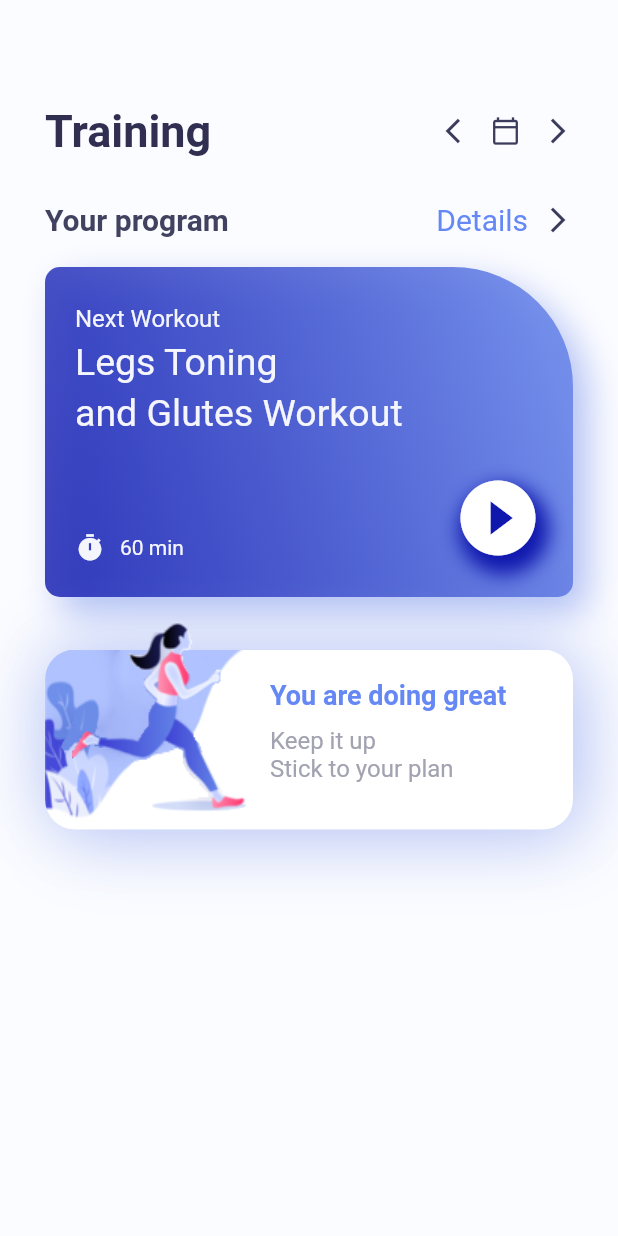
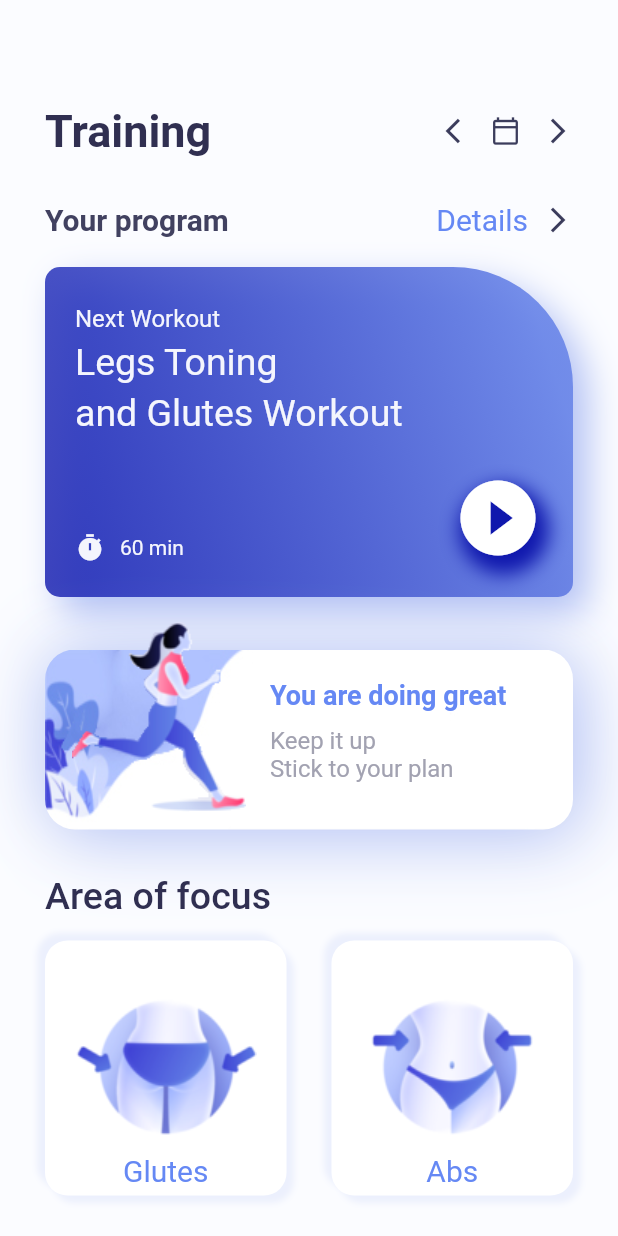
Before and after one commit to akromiafif/flutter-video-player, a Flutter app: the screen it shows after launch, on a phone screen of 412 x 824 dp. Run offline on Flutter 3.47's test engine with Material 2 defaults, Android fonts, the phone set to English and light mode, and no system bars.

Commit message:
fix Area of focus

```diff
--- a/json/info.json
+++ b/json/info.json
@@ -0,0 +1,18 @@
+[
+  {
+    "title": "Glutes",
+    "img": "assets/ex1.png"
+  },
+  {
+    "title": "Abs",
+    "img": "assets/ex2.png"
+  },
+  {
+    "title": "Legs",
+    "img": "assets/ex3.png"
+  },
+  {
+    "title": "Arms",
+    "img": "assets/ex4.png"
+  }
+]
--- a/lib/home_page.dart
+++ b/lib/home_page.dart
@@ -1,4 +1,5 @@
 import 'package:flutter/material.dart';
+import 'dart:convert';
 import 'colors.dart' as colors;
 
 class HomePage extends StatefulWidget {
@@ -9,6 +10,23 @@ class HomePage extends StatefulWidget {
 }
 
 class _HomePageState extends State<HomePage> {
+  List info = [];
+
+  _initData() async {
+    DefaultAssetBundle.of(context).loadString("json/info.json").then((value) {
+      this.setState(() {
+        info = jsonDecode(value);
+      });
+    });
+  }
+
+  @override
+  void initState() {
+    print("HELLO WORLD");
+    super.initState();
+    _initData();
+  }
+
   @override
   Widget build(BuildContext context) {
     return Scaffold(
@@ -243,7 +261,108 @@ class _HomePageState extends State<HomePage> {
                   )
                 ],
               ),
-            )
+            ),
+            Row(
+              children: [
+                Text(
+                  "Area of focus",
+                  textAlign: TextAlign.center,
+                  style: TextStyle(
+                      fontSize: 25,
+                      fontWeight: FontWeight.w500,
+                      color: colors.AppColor.homePageTitle),
+                )
+              ],
+            ),
+            Expanded(
+                child: OverflowBox(
+              maxWidth: MediaQuery.of(context).size.width,
+              child: MediaQuery.removePadding(
+                removeTop: true,
+                context: context,
+                child: ListView.builder(
+                    itemCount: info.length.toDouble() ~/ 2,
+                    itemBuilder: (_, i) {
+                      int a = 2 * i;
+                      int b = 2 * i + 1;
+
+                      return Row(
+                        children: [
+                          Container(
+                            height: 170,
+                            width: (MediaQuery.of(context).size.width - 90) / 2,
+                            margin:
+                                EdgeInsets.only(left: 30, bottom: 30, top: 15),
+                            padding: EdgeInsets.only(bottom: 5),
+                            decoration: BoxDecoration(
+                                color: Colors.white,
+                                borderRadius: BorderRadius.circular(15),
+                                image: DecorationImage(
+                                    image: AssetImage(info[a]['img'])),
+                                boxShadow: [
+                                  BoxShadow(
+                                      blurRadius: 3,
+                                      offset: Offset(5, 5),
+                                      color: colors.AppColor.gradientSecond
+                                          .withOpacity(0.1)),
+                                  BoxShadow(
+                                      blurRadius: 3,
+                                      offset: Offset(-5, -5),
+                                      color: colors.AppColor.gradientSecond
+                                          .withOpacity(0.1)),
+                                ]),
+                            child: Center(
+                              child: Align(
+                                alignment: Alignment.bottomCenter,
+                                child: Text(
+                                  info[a]['title'],
+                                  style: TextStyle(
+                                      fontSize: 20,
+                                      color: colors.AppColor.homePageDetail),
+                                ),
+                              ),
+                            ),
+                          ),
+                          Container(
+                            height: 170,
+                            width: (MediaQuery.of(context).size.width - 90) / 2,
+                            margin:
+                                EdgeInsets.only(left: 30, bottom: 30, top: 15),
+                            padding: EdgeInsets.only(bottom: 5),
+                            decoration: BoxDecoration(
+                                color: Colors.white,
+                                borderRadius: BorderRadius.circular(15),
+                                image: DecorationImage(
+                                    image: AssetImage(info[b]['img'])),
+                                boxShadow: [
+                                  BoxShadow(
+                                      blurRadius: 3,
+                                      offset: Offset(5, 5),
+                                      color: colors.AppColor.gradientSecond
+                                          .withOpacity(0.1)),
+                                  BoxShadow(
+                                      blurRadius: 3,
+                                      offset: Offset(-5, -5),
+                                      color: colors.AppColor.gradientSecond
+                                          .withOpacity(0.1)),
+                                ]),
+                            child: Center(
+                              child: Align(
+                                alignment: Alignment.bottomCenter,
+                                child: Text(
+                                  info[b]['title'],
+                                  style: TextStyle(
+                                      fontSize: 20,
+                                      color: colors.AppColor.homePageDetail),
+                                ),
+                              ),
+                            ),
+                          )
+                        ],
+                      );
+                    }),
+              ),
+            ))
           ],
         ),
       ),
--- a/pubspec.yaml
+++ b/pubspec.yaml
@@ -3,7 +3,7 @@ description: A new Flutter project.
 
 # The following line prevents the package from being accidentally published to
 # pub.dev using `pub publish`. This is preferred for private packages.
-publish_to: 'none' # Remove this line if you wish to publish to pub.dev
+publish_to: "none" # Remove this line if you wish to publish to pub.dev
 
 # The following defines the version and build number for your application.
 # A version number is three numbers separated by dots, like 1.2.43
@@ -24,7 +24,6 @@ dependencies:
   flutter:
     sdk: flutter
 
-
   # The following adds the Cupertino Icons font to your application.
   # Use with the CupertinoIcons class for iOS style icons.
   cupertino_icons: ^1.0.2
@@ -38,7 +37,6 @@ dev_dependencies:
 
 # The following section is specific to Flutter.
 flutter:
-
   # The following line ensures that the Material Icons font is
   # included with your application, so that you can use the icons in
   # the material Icons class.
@@ -47,6 +45,7 @@ flutter:
   # To add assets to your application, add an assets section, like this:
   assets:
     - assets/
+    - json/
   #   - images/a_dot_ham.jpeg
 
   # An image asset can refer to one or more resolution-specific "variants", see
```
